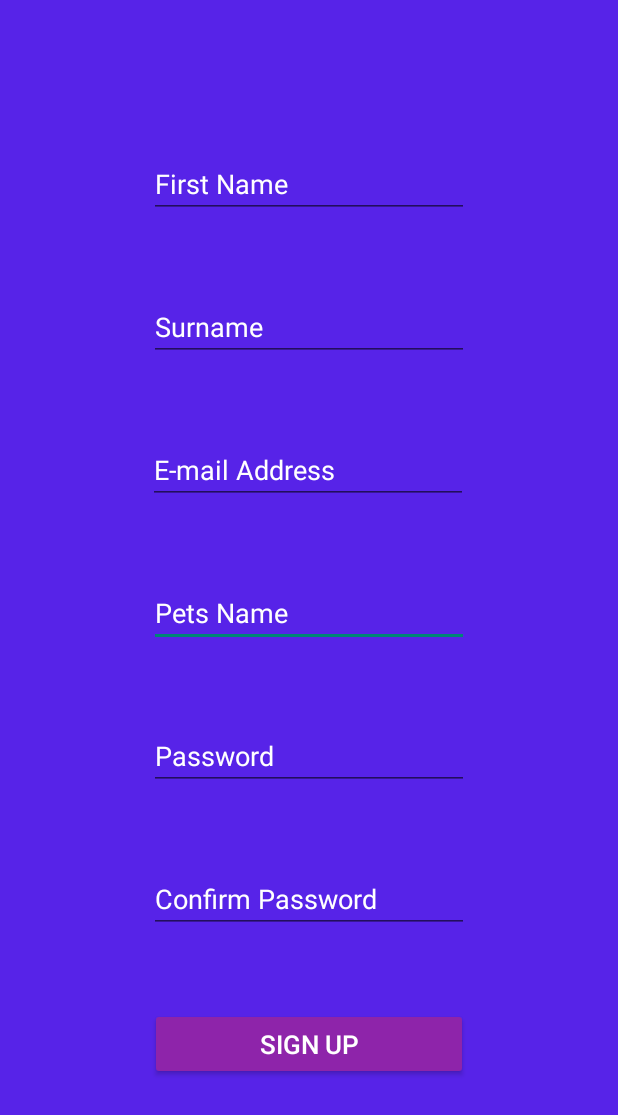
After one commit to AliKennedy/third-year-project, an Android app: the layout activity_sign_up_screen.xml on its own in the app's theme, with its tools: preview values and no code run, on a phone screen of 412 x 824 dp. The commit adds this screen. Shown: the top 1115 px of the screen. Run offline under Robolectric (Android 15) with nearby library versions, the phone set to English and light mode, and no system bars.

Commit message:
Added more detail to sign in and sign up screens

```diff
--- a/code/PetWatch/app/src/main/AndroidManifest.xml
+++ b/code/PetWatch/app/src/main/AndroidManifest.xml
@@ -9,14 +9,16 @@
         android:roundIcon="@mipmap/ic_launcher_round"
         android:supportsRtl="true"
         android:theme="@style/AppTheme">
-        <activity android:name=".LoadingScreen"></activity>
-        <activity android:name=".MainActivity">
+        <activity android:name=".SignUpScreen"></activity>
+        <activity android:name=".SignInScreen" />
+        <activity android:name=".LoadingScreen">
             <intent-filter>
                 <action android:name="android.intent.action.MAIN" />
 
                 <category android:name="android.intent.category.LAUNCHER" />
             </intent-filter>
         </activity>
+        <activity android:name=".MainActivity"></activity>
     </application>
 
 </manifest>
--- /dev/null
+++ b/code/PetWatch/app/src/main/res/layout/activity_sign_up_screen.xml
@@ -0,0 +1,166 @@
+<?xml version="1.0" encoding="utf-8"?>
+<androidx.constraintlayout.widget.ConstraintLayout
+
+    xmlns:android="http://schemas.android.com/apk/res/android"
+    xmlns:app="http://schemas.android.com/apk/res-auto"
+    xmlns:tools="http://schemas.android.com/tools"
+
+    android:layout_width="match_parent"
+    android:layout_height="match_parent"
+    android:background="@color/colorPrimary"
+    tools:context=".SignUpScreen">
+
+    <EditText
+
+        android:id="@+id/petsName"
+        android:layout_width="wrap_content"
+        android:layout_height="wrap_content"
+        android:layout_marginStart="32dp"
+        android:layout_marginLeft="32dp"
+        android:layout_marginTop="50dp"
+        android:layout_marginEnd="32dp"
+        android:layout_marginRight="32dp"
+        android:ems="10"
+        android:hint="Pets Name"
+        android:inputType="textPersonName"
+        android:textColor="@color/colorWords"
+        android:textColorHint="@color/colorWords"
+
+        app:layout_constraintEnd_toEndOf="parent"
+        app:layout_constraintStart_toStartOf="parent"
+        app:layout_constraintTop_toBottomOf="@+id/emailAddress" />
+
+    <EditText
+
+        android:id="@+id/firstName"
+        android:layout_width="wrap_content"
+        android:layout_height="wrap_content"
+        android:layout_marginStart="32dp"
+        android:layout_marginLeft="32dp"
+        android:layout_marginTop="100dp"
+        android:layout_marginEnd="32dp"
+        android:layout_marginRight="32dp"
+        android:ems="10"
+        android:hint="First Name"
+        android:inputType="textPersonName"
+        android:textColor="@color/colorWords"
+        android:textColorHint="@color/colorWords"
+
+        app:layout_constraintEnd_toEndOf="parent"
+        app:layout_constraintStart_toStartOf="parent"
+        app:layout_constraintTop_toTopOf="parent" />
+
+    <EditText
+
+        android:id="@+id/Surname"
+        android:layout_width="wrap_content"
+        android:layout_height="wrap_content"
+        android:layout_marginStart="32dp"
+        android:layout_marginLeft="32dp"
+        android:layout_marginTop="50dp"
+        android:layout_marginEnd="32dp"
+        android:layout_marginRight="32dp"
+        android:ems="10"
+        android:hint="Surname"
+        android:inputType="textPersonName"
+        android:textColor="@color/colorWords"
+        android:textColorHint="@color/colorWords"
+
+        app:layout_constraintEnd_toEndOf="parent"
+        app:layout_constraintStart_toStartOf="parent"
+        app:layout_constraintTop_toBottomOf="@+id/firstName" />
+
+    <Button
+        android:id="@+id/buttonSignUp"
+        android:layout_width="0dp"
+        android:layout_height="wrap_content"
+        android:layout_marginStart="100dp"
+        android:layout_marginLeft="100dp"
+        android:layout_marginTop="50dp"
+        android:layout_marginEnd="100dp"
+        android:layout_marginRight="100dp"
+        android:text="@string/sign_up"
+        android:textColor="@color/colorWords"
+
+        android:textSize="17sp"
+        app:layout_constraintBottom_toBottomOf="parent"
+        app:layout_constraintEnd_toEndOf="parent"
+        app:layout_constraintHorizontal_bias="0.0"
+        app:layout_constraintStart_toStartOf="parent"
+        app:layout_constraintTop_toBottomOf="@+id/confirmPassword"
+        app:layout_constraintVertical_bias="0.0" />
+
+    <EditText
+        android:id="@+id/emailAddress"
+        android:layout_width="wrap_content"
+        android:layout_height="wrap_content"
+        android:layout_marginTop="50dp"
+        android:ems="10"
+        android:hint="E-mail Address"
+        android:inputType="textEmailAddress"
+        android:textColor="@color/colorWords"
+        android:textColorHint="@color/colorWords"
+
+        app:layout_constraintEnd_toEndOf="parent"
+        app:layout_constraintHorizontal_bias="0.497"
+        app:layout_constraintStart_toStartOf="parent"
+        app:layout_constraintTop_toBottomOf="@+id/Surname" />
+
+    <EditText
+        android:id="@+id/passwordCreate"
+        android:layout_width="wrap_content"
+        android:layout_height="wrap_content"
+        android:layout_marginTop="50dp"
+        android:ems="10"
+        android:hint="@string/password"
+        android:inputType="textPassword"
+        android:textColor="@color/colorWords"
+
+        android:textColorHint="@color/colorWords"
+        app:layout_constraintEnd_toEndOf="parent"
+        app:layout_constraintStart_toStartOf="parent"
+        app:layout_constraintTop_toBottomOf="@+id/petsName" />
+
+    <EditText
+        android:id="@+id/confirmPassword"
+        android:layout_width="wrap_content"
+        android:layout_height="wrap_content"
+        android:layout_marginTop="50dp"
+        android:ems="10"
+        android:hint="Confirm Password"
+        android:inputType="textPassword"
+
+        android:textColor="@color/colorWords"
+        android:textColorHint="@color/colorWords"
+        app:layout_constraintEnd_toEndOf="parent"
+        app:layout_constraintStart_toStartOf="parent"
+        app:layout_constraintTop_toBottomOf="@+id/passwordCreate" />
+
+    <TextView
+        android:id="@+id/passwordNotMatch"
+        android:layout_width="wrap_content"
+        android:layout_height="wrap_content"
+        android:text="Passwords Do Not Match"
+        android:textColor="@color/colorWarning"
+        android:textStyle="bold"
+
+        android:visibility="invisible"
+        app:layout_constraintBottom_toTopOf="@+id/passwordCreate"
+        app:layout_constraintEnd_toEndOf="parent"
+        app:layout_constraintStart_toStartOf="parent"
+        app:layout_constraintTop_toBottomOf="@+id/petsName" />
+
+    <TextView
+        android:id="@+id/emailAddressTakenWarning"
+        android:layout_width="wrap_content"
+        android:layout_height="wrap_content"
+        android:text="Account with this E-mail address is already taken"
+        android:textColor="@color/colorWarning"
+        android:textStyle="bold"
+        android:visibility="invisible"
+        app:layout_constraintBottom_toTopOf="@+id/emailAddress"
+        app:layout_constraintEnd_toEndOf="parent"
+        app:layout_constraintStart_toStartOf="parent"
+        app:layout_constraintTop_toBottomOf="@+id/Surname" />
+
+</androidx.constraintlayout.widget.ConstraintLayout>
--- a/code/PetWatch/app/src/main/res/values/colors.xml
+++ b/code/PetWatch/app/src/main/res/values/colors.xml
@@ -4,4 +4,5 @@
     <color name="colorPrimaryDark">#5723E8</color>
     <color name="colorButtonBackground">#8e24aa</color>
     <color name="colorWords">#ffffff</color>
+    <color name="colorWarning">#ff0000</color>
 </resources>
--- a/code/PetWatch/app/src/main/res/values/strings.xml
+++ b/code/PetWatch/app/src/main/res/values/strings.xml
@@ -5,4 +5,8 @@
     <string name="don_t_have_an_account">Don\'t have an account?</string>
     <string name="already_have_an_account">Already have an account?</string>
     <string name="textview">TextView</string>
+    <string name="e_mail_address_here">E-mail address here</string>
+    <string name="password">Password</string>
+    <string name="username_or_password_is_incorrect">Username or Password is Incorrect</string>
+    <string name="PetWatch">PetWatch</string>
 </resources>
--- a/code/PetWatch/app/src/main/res/values/styles.xml
+++ b/code/PetWatch/app/src/main/res/values/styles.xml
@@ -5,8 +5,9 @@
         <!-- Customize your theme here. -->
         <item name="colorPrimary">@color/colorPrimary</item>
         <item name="colorPrimaryDark">@color/colorPrimaryDark</item>
-        <item name="colorButtonBackground">@color/colorButtonBackground</item>
-        <item name="colorWords">@color/colorWords</item>
+        <item name="android:colorButtonNormal">@color/colorButtonBackground</item>
+        <item name ="editTextColor">@color/colorWords</item>
+        <item name="colorError">@color/colorWarning</item>
     </style>
 
 </resources>
```
Also changed, not shown: code/PetWatch/app/src/main/java/ca326/petwatch/petwatch/MainActivity.java (+29 -0 lines), code/PetWatch/app/src/main/java/ca326/petwatch/petwatch/SignInScreen.java (added, +63 -0 lines), code/PetWatch/app/src/main/java/ca326/petwatch/petwatch/SignUpScreen.java (added, +86 -0 lines), code/PetWatch/app/src/main/res/layout/activity_loading_screen.xml (+6 -1 lines), code/PetWatch/app/src/main/res/layout/activity_main.xml (+7 -0 lines), code/PetWatch/app/src/main/res/layout/activity_sign_in_screen.xml (added, +90 -0 lines).
